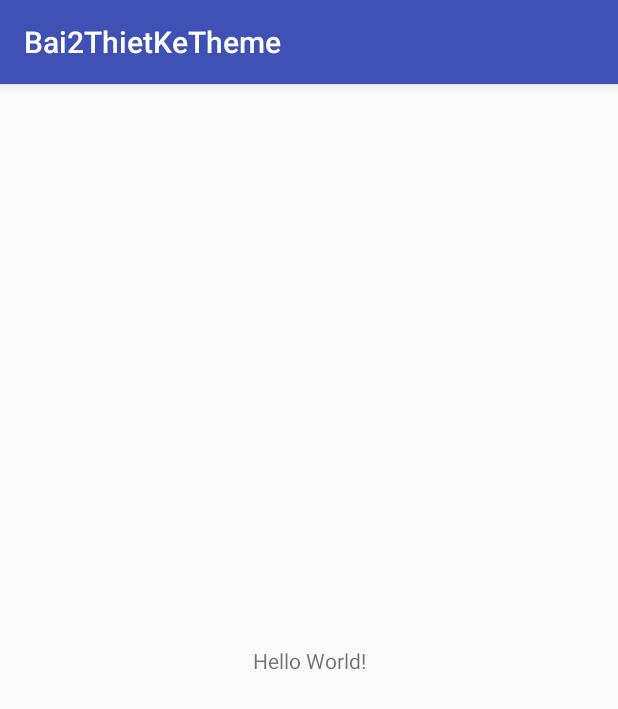
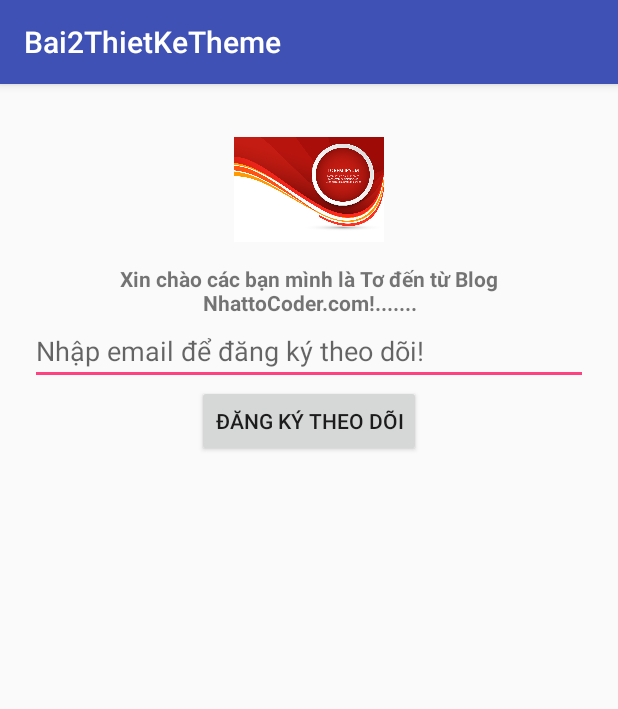
Before and after one commit to hoangcoder96/Bai2, an Android app: the MainActivity screen opened directly, with no data from a screen before it, on a phone screen of 412 x 824 dp. Shown: the top 709 px of the screen. Run offline under Robolectric (Android 15) with nearby library versions, the phone set to English and light mode, and no system bars.

Commit message:
Commit changed

```diff
--- a/app/src/main/java/nhatto/com/MainActivity.java
+++ b/app/src/main/java/nhatto/com/MainActivity.java
@@ -8,6 +8,6 @@ public class MainActivity extends AppCompatActivity {
     @Override
     protected void onCreate(Bundle savedInstanceState) {
         super.onCreate(savedInstanceState);
-        setContentView(R.layout.activity_main);
+        setContentView(R.layout.layout_main);
     }
 }
--- a/app/src/main/res/layout/activity_main.xml
+++ /dev/null
@@ -1,18 +0,0 @@
-<?xml version="1.0" encoding="utf-8"?>
-<android.support.constraint.ConstraintLayout xmlns:android="http://schemas.android.com/apk/res/android"
-    xmlns:app="http://schemas.android.com/apk/res-auto"
-    xmlns:tools="http://schemas.android.com/tools"
-    android:layout_width="match_parent"
-    android:layout_height="match_parent"
-    tools:context="nhatto.com.MainActivity">
-
-    <TextView
-        android:layout_width="wrap_content"
-        android:layout_height="wrap_content"
-        android:text="Hello World!"
-        app:layout_constraintBottom_toBottomOf="parent"
-        app:layout_constraintLeft_toLeftOf="parent"
-        app:layout_constraintRight_toRightOf="parent"
-        app:layout_constraintTop_toTopOf="parent" />
-
-</android.support.constraint.ConstraintLayout>
--- /dev/null
+++ b/app/src/main/res/layout/layout_main.xml
@@ -0,0 +1,28 @@
+<?xml version="1.0" encoding="utf-8"?>
+<LinearLayout xmlns:android="http://schemas.android.com/apk/res/android"
+    android:orientation="vertical"
+    android:layout_margin="20dp"
+    android:layout_width="match_parent"
+    android:layout_height="match_parent">
+    <ImageView
+        android:layout_gravity="center"
+        android:src="@drawable/vector"
+        android:layout_width="100dp"
+        android:layout_height="100dp" />
+    <TextView
+        android:textStyle="bold"
+        android:gravity="center"
+        android:layout_gravity="center"
+        android:text="Xin chào các bạn mình là Tơ đến từ Blog NhattoCoder.com!......."
+        android:layout_width="wrap_content"
+        android:layout_height="wrap_content" />
+    <EditText
+        android:hint="Nhập email để đăng ký theo dõi!"
+        android:layout_width="match_parent"
+        android:layout_height="wrap_content" />
+    <Button
+        android:layout_gravity="center"
+        android:text="Đăng ký theo dõi"
+        android:layout_width="wrap_content"
+        android:layout_height="wrap_content" />
+</LinearLayout>
```
Also changed, not shown: app/src/main/res/drawable/vector.jpg (added).
